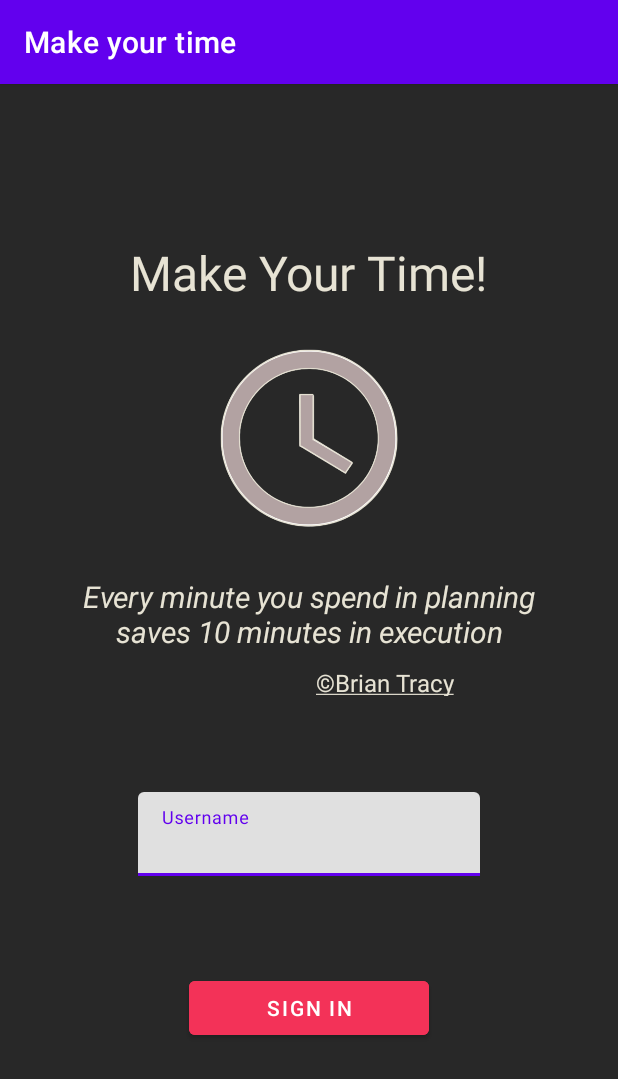
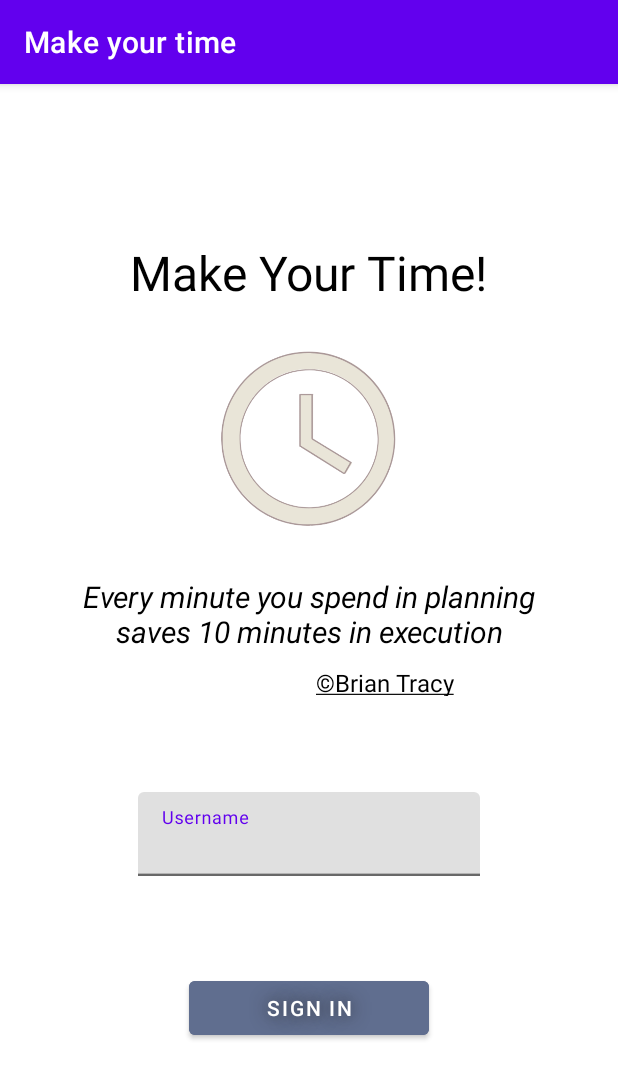
Before and after one commit to KirillKolyshkin/android_summer_practice, an Android app: the screen it shows after launch (MainActivity), on a phone screen of 412 x 824 dp. Shown: the top 1079 px of the screen. Run offline under Robolectric (Android 15) with nearby library versions, the phone set to English and light mode, and no system bars.

Commit message:
login pages done

```diff
--- a/app/src/main/java/com/example/myapplication/MainActivity.kt
+++ b/app/src/main/java/com/example/myapplication/MainActivity.kt
@@ -6,6 +6,6 @@ import android.os.Bundle
 class MainActivity : AppCompatActivity() {
     override fun onCreate(savedInstanceState: Bundle?) {
         super.onCreate(savedInstanceState)
-        setContentView(R.layout.fragment_login_dark)
+        setContentView(R.layout.fragment_login_light)
     }
 }
--- a/app/src/main/res/layout/fragment_login_dark.xml
+++ b/app/src/main/res/layout/fragment_login_dark.xml
@@ -63,6 +63,7 @@
         android:id="@+id/ti_username"
         android:layout_width="228dp"
         android:layout_height="wrap_content"
+        app:boxStrokeColor="@color/dark_grey"
         style="@style/Widget.MaterialComponents.TextInputLayout.FilledBox"
         app:layout_constraintBottom_toTopOf="@+id/button"
         app:layout_constraintEnd_toEndOf="parent"
@@ -74,8 +75,9 @@
             android:layout_width="match_parent"
             android:layout_height="wrap_content"
             android:hint="@string/username"
+            android:textColorHint="@color/dark_grey"
             android:imeOptions="actionDone"
-            android:inputType="textEmailAddress"
+            android:inputType="textPersonName"
             tools:ignore="MissingConstraints" />
     </com.google.android.material.textfield.TextInputLayout>
 
@@ -86,6 +88,8 @@
         android:layout_marginBottom="48dp"
         android:backgroundTint="@color/red"
         android:text="@string/sign_in_btn"
+        android:shadowColor="@color/black_dt"
+        android:shadowRadius="15"
         app:layout_constraintBottom_toBottomOf="parent"
         app:layout_constraintEnd_toEndOf="parent"
         app:layout_constraintStart_toStartOf="parent"
--- a/app/src/main/res/layout/fragment_login_light.xml
+++ b/app/src/main/res/layout/fragment_login_light.xml
@@ -63,6 +63,7 @@
         android:id="@+id/ti_username"
         android:layout_width="228dp"
         android:layout_height="wrap_content"
+        app:boxStrokeColor="#33000000"
         style="@style/Widget.MaterialComponents.TextInputLayout.FilledBox"
         app:layout_constraintBottom_toTopOf="@+id/button"
         app:layout_constraintEnd_toEndOf="parent"
@@ -74,6 +75,7 @@
             android:layout_width="match_parent"
             android:layout_height="wrap_content"
             android:hint="@string/username"
+            android:textColorHint="@color/grey"
             android:imeOptions="actionDone"
             android:inputType="textEmailAddress"
             tools:ignore="MissingConstraints" />
@@ -86,6 +88,8 @@
         android:layout_marginBottom="48dp"
         android:backgroundTint="@color/blue_grey"
         android:text="@string/sign_in_btn"
+        android:shadowColor="@color/black_dt"
+        android:shadowRadius="15"
         app:layout_constraintBottom_toBottomOf="parent"
         app:layout_constraintEnd_toEndOf="parent"
         app:layout_constraintStart_toStartOf="parent"
```
